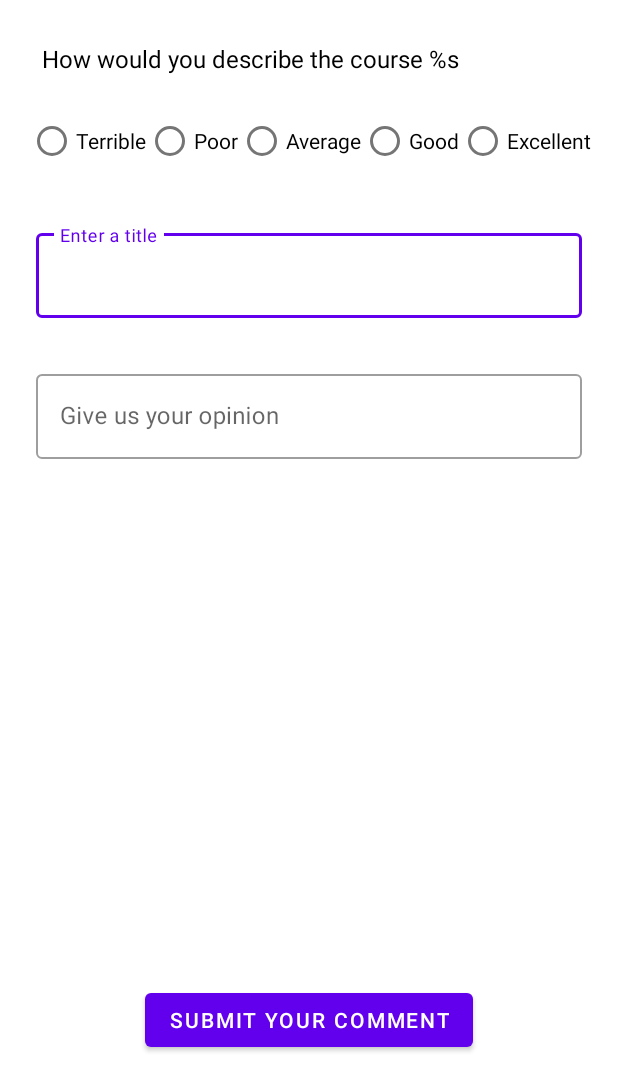
After one commit to LesGolems/RateMyEPFL, an Android app: the layout activity_course_review.xml on its own in the app's theme, with its tools: preview values and no code run, on a phone screen of 412 x 824 dp. The commit adds this screen. Shown: the top 1091 px of the screen. Run offline under Robolectric (Android 15) with nearby library versions, the phone set to English and light mode, and no system bars.

Commit message:
Implement the basics features for a course reviewing
The implementation is neither tested nor commented,
but purely functionnal. Some tasks remain to be done.
In particular, the CourseReviewActivity has no ending point,
and currently returns to the GreetingActivity made in the
bootcamp to verify the results.

```diff
--- a/app/src/main/java/com/github/sdp/ratemyepfl/Review.kt
+++ /dev/null
@@ -1,5 +0,0 @@
-package com.github.sdp.ratemyepfl
-
-abstract class Review(val rate: Int, val comment: String) {
-
-}
--- /dev/null
+++ b/app/src/main/java/com/github/sdp/ratemyepfl/review/Reviewable.kt
@@ -0,0 +1,5 @@
+package com.github.sdp.ratemyepfl.review
+
+interface Reviewable {
+    fun addReview(review: Review)
+}
--- /dev/null
+++ b/app/src/main/res/layout/activity_course_review.xml
@@ -0,0 +1,114 @@
+<?xml version="1.0" encoding="utf-8"?>
+<androidx.constraintlayout.widget.ConstraintLayout xmlns:android="http://schemas.android.com/apk/res/android"
+    xmlns:app="http://schemas.android.com/apk/res-auto"
+    xmlns:tools="http://schemas.android.com/tools"
+    android:layout_width="match_parent"
+    android:layout_height="match_parent">
+
+    <RadioGroup
+        android:id="@+id/courseReviewRating"
+        android:layout_width="wrap_content"
+        android:layout_height="wrap_content"
+        android:layout_margin="20dp"
+        android:layout_marginEnd="20dp"
+        android:orientation="horizontal"
+        app:layout_constraintEnd_toEndOf="parent"
+        app:layout_constraintStart_toStartOf="parent"
+        app:layout_constraintTop_toBottomOf="@+id/courseReviewCourseName">
+
+        <RadioButton
+            android:id="@+id/courseRatingTerribleRadioButton"
+            android:layout_width="match_parent"
+            android:layout_height="wrap_content"
+            android:text="@string/rating_value_1" />
+
+        <RadioButton
+            android:id="@+id/courseRatingPoorRadioButton"
+            android:layout_width="match_parent"
+            android:layout_height="wrap_content"
+            android:text="@string/rating_value_2" />
+
+        <RadioButton
+            android:id="@+id/courseRatingAverageRadioButton"
+            android:layout_width="match_parent"
+            android:layout_height="wrap_content"
+            android:text="@string/rating_value_3" />
+
+        <RadioButton
+            android:id="@+id/courseRatingGoodRadioButton"
+            android:layout_width="match_parent"
+            android:layout_height="wrap_content"
+            android:text="@string/rating_value_4" />
+
+        <RadioButton
+            android:id="@+id/courseRatingExcellentRadioButton"
+            android:layout_width="match_parent"
+            android:layout_height="wrap_content"
+            android:text="@string/rating_value_5" />
+
+    </RadioGroup>
+
+    <TextView
+        android:id="@+id/courseReviewCourseName"
+        style="@style/Widget.MaterialComponents.TextView"
+        android:layout_width="wrap_content"
+        android:layout_height="wrap_content"
+        android:layout_marginTop="28dp"
+        android:text="@string/course_review_indication_string"
+        android:textColor="@color/black"
+        android:textSize="16sp"
+        app:layout_constraintEnd_toEndOf="parent"
+        app:layout_constraintHorizontal_bias="0.208"
+        app:layout_constraintStart_toStartOf="parent"
+        app:layout_constraintTop_toTopOf="parent" />
+
+
+    <com.google.android.material.textfield.TextInputLayout
+        android:id="@+id/textInputLayout2"
+        style="@style/Widget.MaterialComponents.TextInputLayout.OutlinedBox"
+        android:layout_width="match_parent"
+        android:layout_height="0dp"
+        android:layout_marginStart="24dp"
+        android:layout_marginEnd="24dp"
+        android:layout_marginTop="32dp"
+        app:layout_constraintStart_toStartOf="parent"
+        app:layout_constraintTop_toBottomOf="@+id/courseReviewRating">
+
+        <com.google.android.material.textfield.TextInputEditText
+            android:id="@+id/courseReviewTitle"
+            android:layout_width="match_parent"
+            android:layout_height="wrap_content"
+            android:hint="@string/course_review_title_default" />
+    </com.google.android.material.textfield.TextInputLayout>
+
+    <Button
+        android:id="@+id/courseReviewSubmit"
+        android:layout_width="wrap_content"
+        android:layout_height="wrap_content"
+        android:layout_marginBottom="120dp"
+        android:text="Submit your comment"
+        app:layout_constraintBottom_toBottomOf="parent"
+        app:layout_constraintEnd_toEndOf="parent"
+        app:layout_constraintStart_toStartOf="parent" />
+
+    <com.google.android.material.textfield.TextInputLayout
+        style="@style/Widget.MaterialComponents.TextInputLayout.OutlinedBox"
+        android:layout_width="match_parent"
+        android:layout_height="0dp"
+        android:layout_marginStart="24dp"
+        android:layout_marginTop="32dp"
+        android:layout_marginEnd="24dp"
+        android:layout_marginBottom="32dp"
+        app:layout_constraintBottom_toTopOf="@+id/courseReviewSubmit"
+        app:layout_constraintEnd_toEndOf="parent"
+        app:layout_constraintStart_toStartOf="parent"
+        app:layout_constraintTop_toBottomOf="@+id/textInputLayout2">
+
+        <com.google.android.material.textfield.TextInputEditText
+            android:id="@+id/courseReviewOpinion"
+            android:layout_width="match_parent"
+            android:layout_height="wrap_content"
+            android:hint="@string/course_review_comment_default" />
+    </com.google.android.material.textfield.TextInputLayout>
+
+</androidx.constraintlayout.widget.ConstraintLayout>
--- a/app/src/main/res/values/strings.xml
+++ b/app/src/main/res/values/strings.xml
@@ -1,4 +1,14 @@
 <resources>
-    <string name="app_name">Bootcamp</string>
+    <string name="app_name">RateMyEpfl</string>
     <string name="greeting_message">Hello %s!</string>
+    <!-- TODO: Remove or change this placeholder text -->
+    <string name="hello_blank_fragment">Hello blank fragment</string>
+    <string name="rating_value_1">Terrible</string>
+    <string name="rating_value_2">Poor</string>
+    <string name="rating_value_3">Average</string>
+    <string name="rating_value_4">Good</string>
+    <string name="rating_value_5">Excellent</string>
+    <string name="course_review_indication_string">How would you describe the course %s</string>
+    <string name="course_review_title_default">Enter a title</string>
+    <string name="course_review_comment_default">Give us your opinion</string>
 </resources>
```
Also changed, not shown: app/src/main/AndroidManifest.xml (+6 -2 lines), app/src/main/java/com/github/sdp/ratemyepfl/CourseReviewActivity.kt (added, +105 -0 lines), app/src/main/java/com/github/sdp/ratemyepfl/CourseReviewingFragment.kt (added, +59 -0 lines), app/src/main/java/com/github/sdp/ratemyepfl/MainActivity.kt (+11 -0 lines), app/src/main/java/com/github/sdp/ratemyepfl/items/Course.kt (added, +11 -0 lines), app/src/main/java/com/github/sdp/ratemyepfl/review/CourseReview.kt (added, +45 -0 lines), app/src/main/java/com/github/sdp/ratemyepfl/review/Review.kt (added, +7 -0 lines), app/src/main/java/com/github/sdp/ratemyepfl/review/ReviewRating.kt (added, +17 -0 lines), 1 other file.
